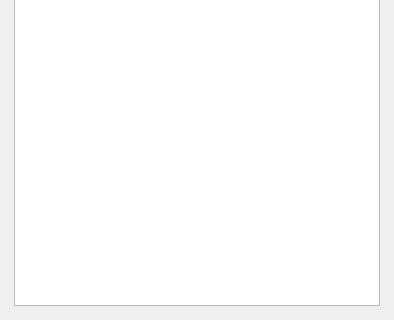
The window that mainwindow.ui (noedigcode/seriesapp) describes before a commit, drawn with Qt 5; both pictures show x 0 to 394 and y 172 to 492 of the 394 by 492 pixel window.
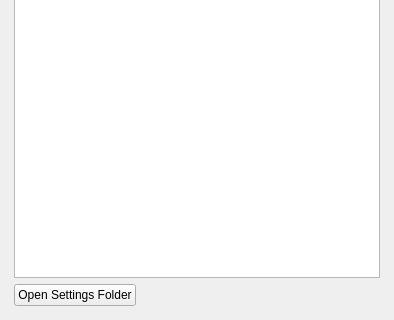
The same window after the commit. Icons and pictures are not drawn.

Commit message: Add open settings folder; Use rage number if series doesn't have maze number; Improve code with series and episode classes; Account for commas inside quotes.

```diff
--- a/mainwindow.ui
+++ b/mainwindow.ui
@@ -297,6 +297,30 @@
        <item>
         <widget class="QTextBrowser" name="textBrowser_ErrorLog"/>
        </item>
+       <item>
+        <layout class="QHBoxLayout" name="horizontalLayout_4">
+         <item>
+          <widget class="QPushButton" name="pushButton_OpenSettingsFolder">
+           <property name="text">
+            <string>Open Settings Folder</string>
+           </property>
+          </widget>
+         </item>
+         <item>
+          <spacer name="horizontalSpacer_2">
+           <property name="orientation">
+            <enum>Qt::Horizontal</enum>
+           </property>
+           <property name="sizeHint" stdset="0">
+            <size>
+             <width>40</width>
+             <height>20</height>
+            </size>
+           </property>
+          </spacer>
+         </item>
+        </layout>
+       </item>
       </layout>
      </widget>
     </widget>
```
The commit also changes 2 other files.
